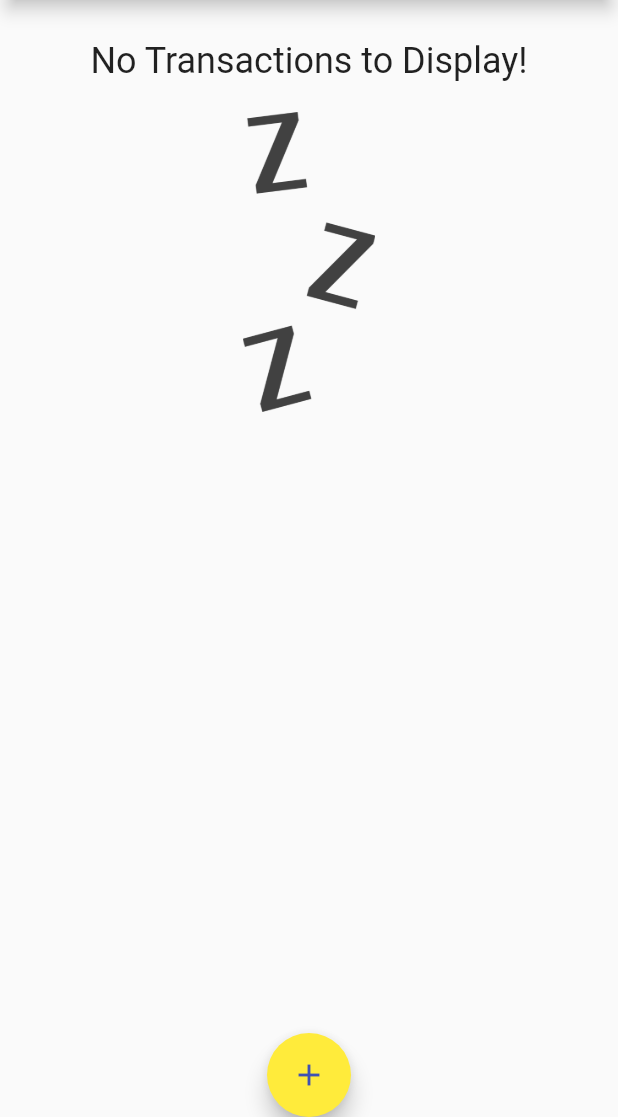
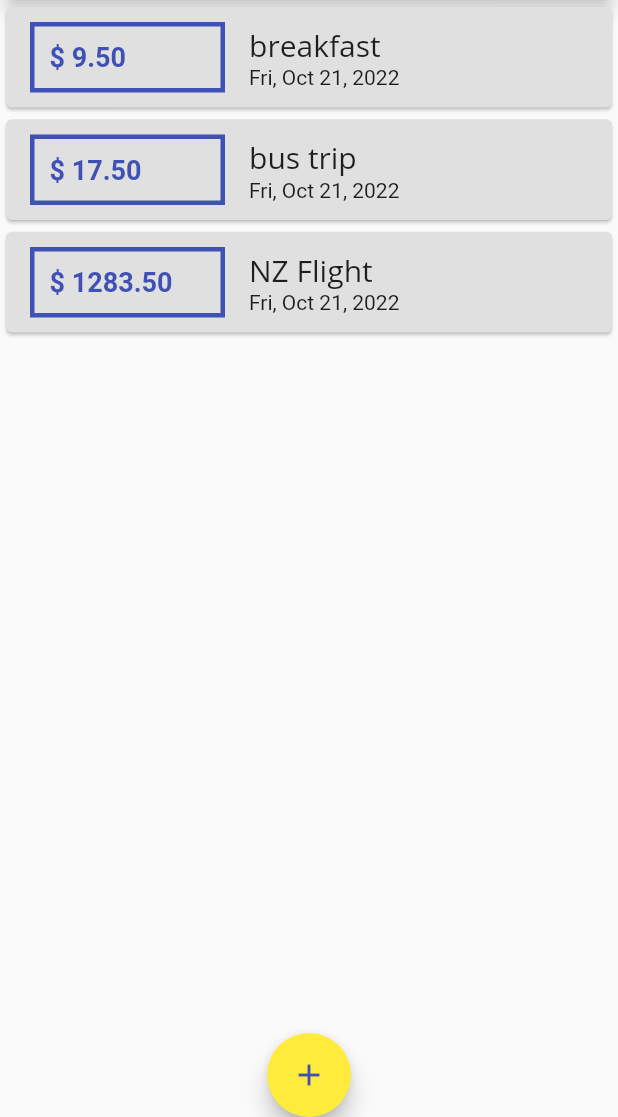
Before and after one commit to carlstep/udemy_max_expense_management_1, a Flutter app: the screen it shows after launch, on a phone screen of 412 x 824 dp, the part 119-1236 px from its top. Run offline on Flutter 3.47's test engine with Material 2 defaults, Android fonts, the phone set to English and light mode, and no system bars.

```diff
--- a/lib/main.dart
+++ b/lib/main.dart
@@ -1,7 +1,4 @@
-import 'dart:ui';
-
 import 'package:flutter/material.dart';
-import 'package:udemy_max_expense_management_1/widgets/transaction_list.dart';
 
 import './widgets/new_transaction.dart';
 import './widgets/transaction_list.dart';
@@ -51,24 +48,24 @@ class MyHomePage extends StatefulWidget {
 
 class _MyHomePageState extends State<MyHomePage> {
   final List<Transaction> _userTransaction = [
-    // Transaction(
-    //   id: 't1',
-    //   title: 'breakfast',
-    //   amount: 9.50,
-    //   date: DateTime.now(),
-    // ),
-    // Transaction(
-    //   id: 't2',
-    //   title: 'bus trip',
-    //   amount: 17.50,
-    //   date: DateTime.now(),
-    // ),
-    // Transaction(
-    //   id: 't3',
-    //   title: 'NZ Flight',
-    //   amount: 1283.50,
-    //   date: DateTime.now(),
-    // ),
+    Transaction(
+      id: 't1',
+      title: 'breakfast',
+      amount: 9.50,
+      date: DateTime.now(),
+    ),
+    Transaction(
+      id: 't2',
+      title: 'bus trip',
+      amount: 17.50,
+      date: DateTime.now(),
+    ),
+    Transaction(
+      id: 't3',
+      title: 'NZ Flight',
+      amount: 1283.50,
+      date: DateTime.now(),
+    ),
   ];
 
   void _addNewTransaction(String txTitle, double txAmount) {
```
